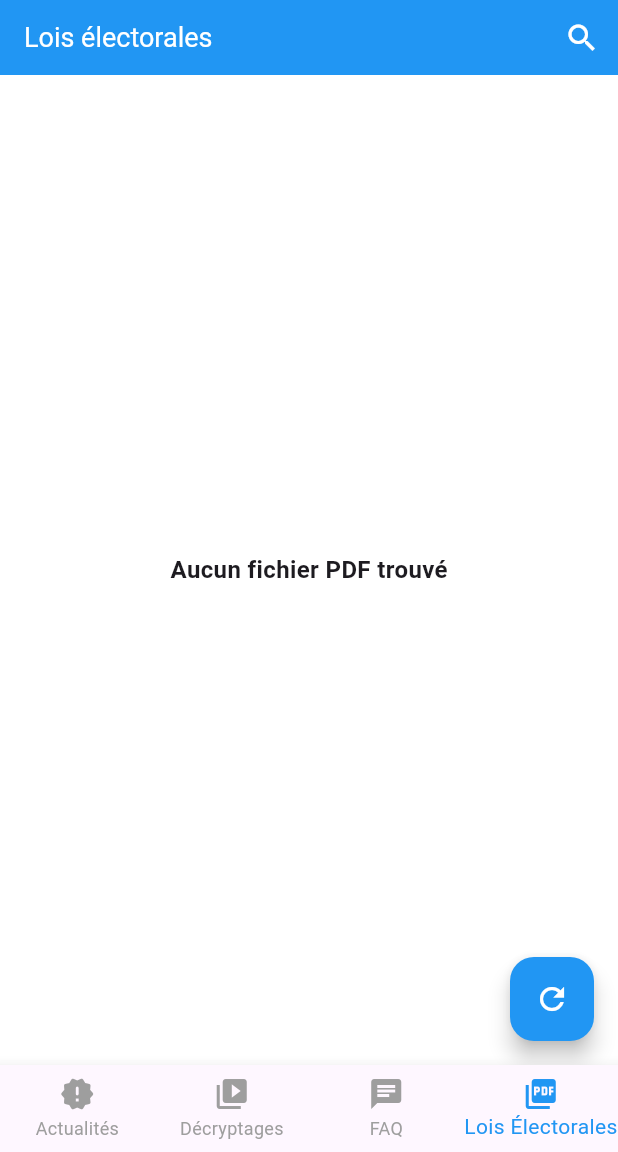
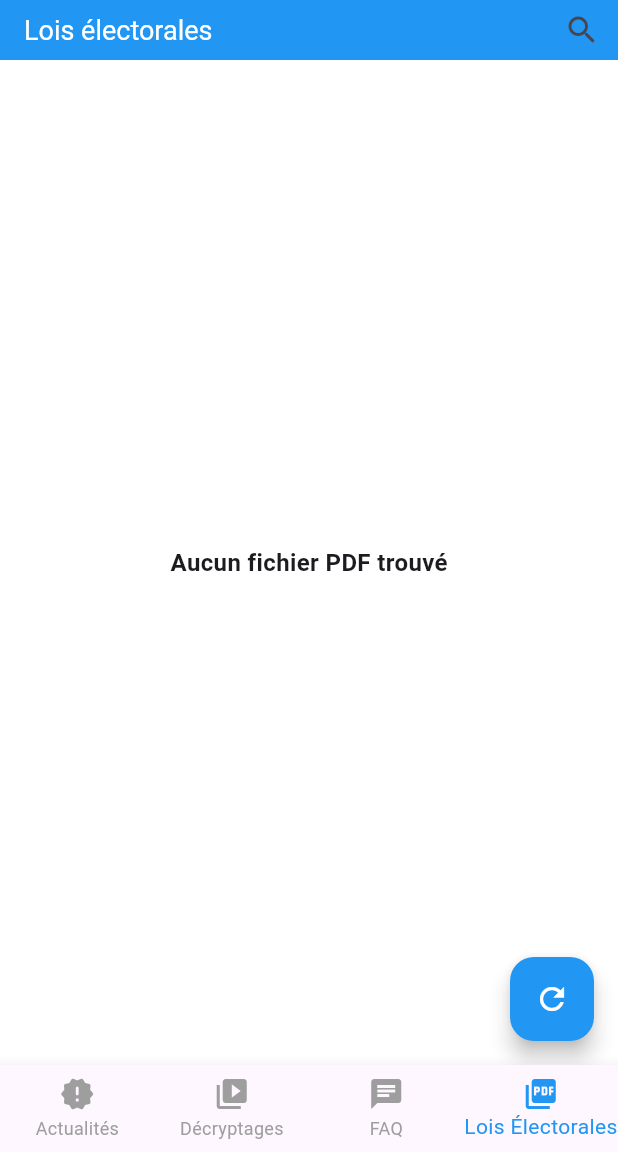
Before and after one commit to Nemesis1EMPIRE/elect, a Flutter app: the screen it shows after launch, item 4 of the bottom bar chosen, on a phone screen of 412 x 824 dp, the part 84-1236 px from its top. Run offline on Flutter 3.47's test engine with Material 3 defaults, Android fonts, the phone set to English and light mode, and no system bars; our stand-ins replace video_player; missing offline and left inert: flutter_pdfview.

Commit message:
Update pdfviewer.dart

```diff
--- a/lib/screens/pdfviewer.dart
+++ b/lib/screens/pdfviewer.dart
@@ -64,7 +64,7 @@ class _PDFViewerSectionState extends State<PDFViewerSection> {
     return Scaffold(
       backgroundColor: Colors.white,
       appBar: PreferredSize(
-        preferredSize: const Size.fromHeight(50),
+  preferredSize: const Size.fromHeight(40), // 📌 Réduction de la hauteur de l'AppBar
   child: AppBar(
     title: !_isSearching
         ? const Text("Lois électorales", style: TextStyle(color: Colors.white, fontSize: 18))
@@ -74,7 +74,6 @@ class _PDFViewerSectionState extends State<PDFViewerSection> {
               border: InputBorder.none,
             ),
             onChanged: _filterFiles,
-                  style: const TextStyle(color: Colors.white),
           ),
     backgroundColor: Colors.blue,
     elevation: 0,
@@ -86,7 +85,7 @@ class _PDFViewerSectionState extends State<PDFViewerSection> {
             _filteredFiles = _pdfFiles;
           });
         },
-              icon: Icon(_isSearching ? Icons.cancel : Icons.search, color: Colors.white),
+        icon: Icon(_isSearching ? Icons.cancel : Icons.search),
       )
     ],
   ),
```
Lines whose indentation alone changed are shown as unchanged.
